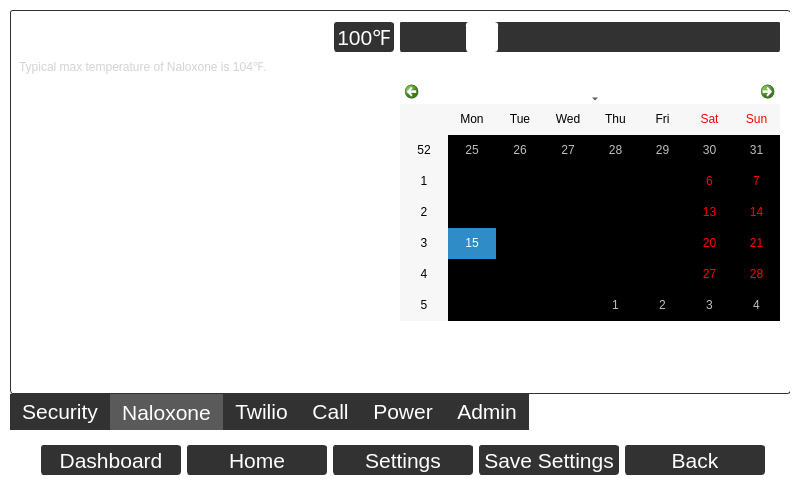
Qt form oobe_qt/door_close_window.ui (zyl120/Naloxone_Safety_Kit) before a commit.
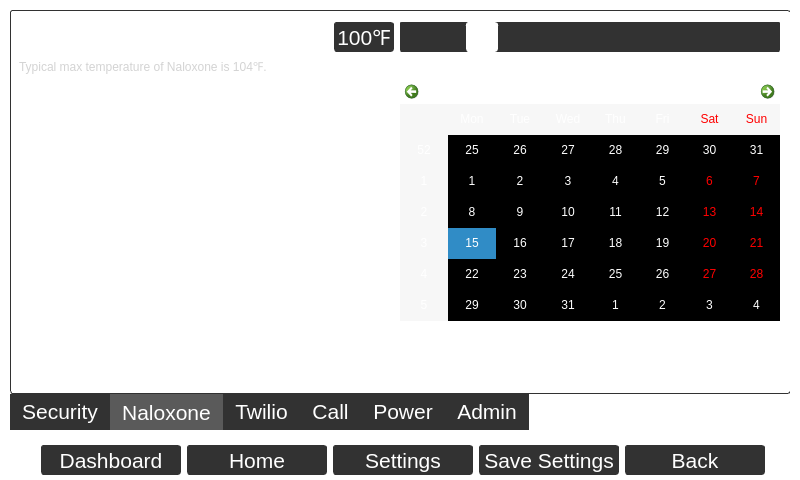
The same form after that commit. The open tabs and pages were chosen to show the change.

Commit message: change calendar color

Patch:
```diff
--- a/oobe_qt/door_close_window.ui
+++ b/oobe_qt/door_close_window.ui
@@ -2243,6 +2243,9 @@
                     <height>240</height>
                    </size>
                   </property>
+                  <property name="styleSheet">
+                   <string notr="true">color:white</string>
+                  </property>
                  </widget>
                 </item>
                </layout>
```
Left out of the diff: 4 changed lines with no effect on the pictures. The commit also changes 3 other files.
